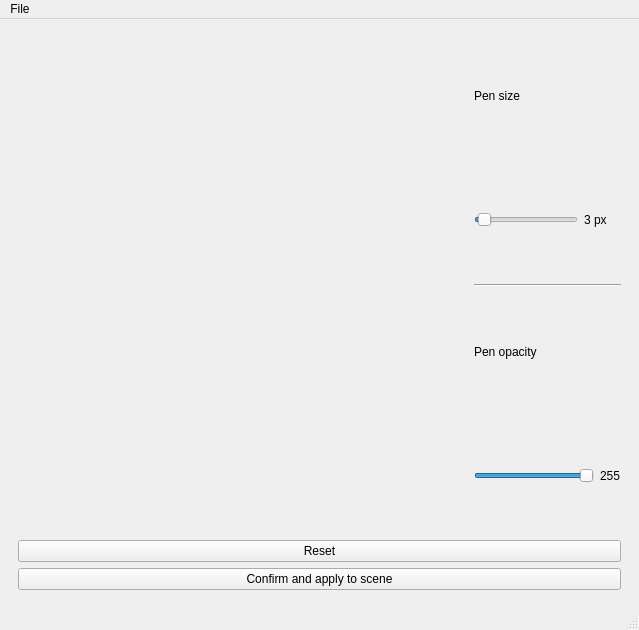
binaryHips/Projet3D, file ui/ui/mainwindow.ui: the form before one commit.
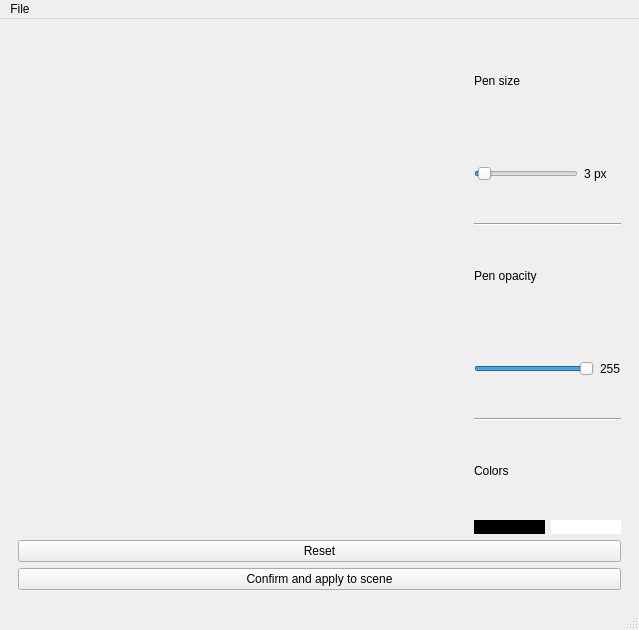
The form after the commit. The open tabs and pages were chosen to show the change. Custom widgets are drawn as their Qt base class.

Commit message: Color buttons (ugly)

The edit to the form file:
```diff
--- a/ui/ui/mainwindow.ui
+++ b/ui/ui/mainwindow.ui
@@ -300,6 +300,56 @@
               </item>
              </layout>
             </item>
+            <item>
+             <widget class="Line" name="line_6">
+              <property name="orientation">
+               <enum>Qt::Orientation::Horizontal</enum>
+              </property>
+             </widget>
+            </item>
+            <item>
+             <widget class="QLabel" name="label_5">
+              <property name="text">
+               <string>Colors</string>
+              </property>
+             </widget>
+            </item>
+            <item>
+             <layout class="QHBoxLayout" name="colorsLayout">
+              <item>
+               <widget class="QPushButton" name="blackButton">
+                <property name="sizePolicy">
+                 <sizepolicy hsizetype="Minimum" vsizetype="Fixed">
+                  <horstretch>0</horstretch>
+                  <verstretch>0</verstretch>
+                 </sizepolicy>
+                </property>
+                <property name="styleSheet">
+                 <string notr="true">QPushButton{border:none;background-color:rgba(0, 0, 0,255);}</string>
+                </property>
+                <property name="text">
+                 <string/>
+                </property>
+               </widget>
+              </item>
+              <item>
+               <widget class="QPushButton" name="whiteButton">
+                <property name="sizePolicy">
+                 <sizepolicy hsizetype="Minimum" vsizetype="Fixed">
+                  <horstretch>0</horstretch>
+                  <verstretch>0</verstretch>
+                 </sizepolicy>
+                </property>
+                <property name="styleSheet">
+                 <string notr="true">QPushButton{border:none;background-color:rgba(255, 255, 255,255);}</string>
+                </property>
+                <property name="text">
+                 <string/>
+                </property>
+               </widget>
+              </item>
+             </layout>
+            </item>
            </layout>
           </item>
          </layout>
```
Left out of the diff: 2 changed lines with no effect on the pictures. The commit also changes 5 other files.
